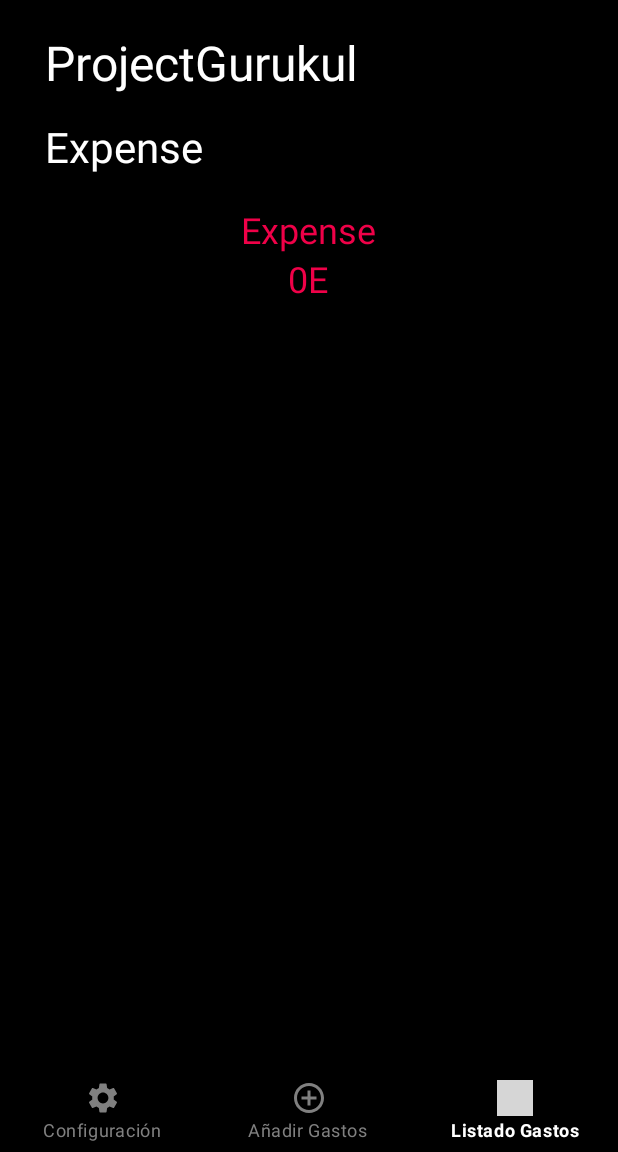
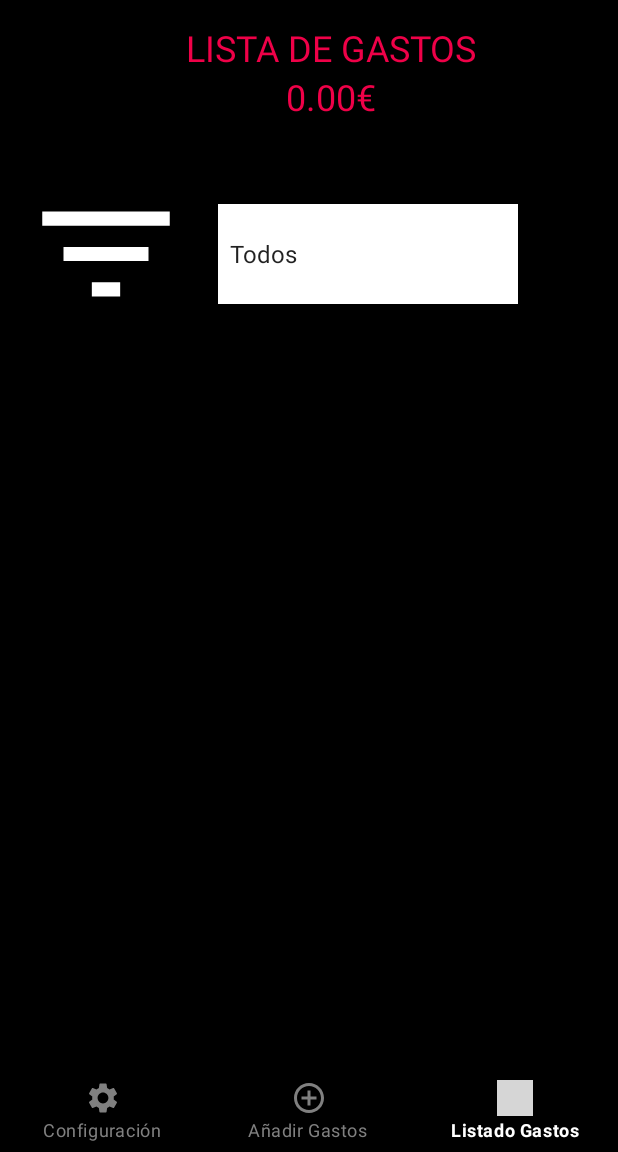
Before and after one commit to angelgomfoj/dam2c-mobile-programming, an Android app: the screen it shows after launch (MainActivity), item 3 of the bottom bar chosen, on a phone screen of 412 x 824 dp, the part 84-1236 px from its top. Run offline under Robolectric (Android 15) with nearby library versions, the phone set to English and light mode, and no system bars; Roboto replaces fonts that are not available here; 1 statement that could not run was skipped; grey boxes are pictures that could not be loaded.

Commit message:
Trabajo final android half working version --fix

```diff
--- a/ControladorGastos/app/src/main/java/com/example/controladorgastos/DatabaseHandler.java
+++ b/ControladorGastos/app/src/main/java/com/example/controladorgastos/DatabaseHandler.java
@@ -135,5 +135,25 @@ public class DatabaseHandler extends SQLiteOpenHelper {
         return u;
     }
 
+    public List<Gasto> getFilteredGastos(String categoria){
+        List<Gasto> listaGastosFiltrados = new ArrayList<>();
+        SQLiteDatabase db = this.getWritableDatabase();
+        Cursor gastos = db.rawQuery("SELECT * FROM gasto WHERE CATEGORIA LIKE \""+categoria+"\"", null);
+
+        if (gastos.getCount() == 0) {
+
+        } else {
+            if (listaGastosFiltrados == null) {
+                listaGastosFiltrados = new ArrayList<>();
+            }
+
+            while (gastos.moveToNext()) {
+                listaGastosFiltrados.add(new Gasto(gastos.getInt(0), gastos.getString(1), gastos.getString(2), gastos.getDouble(3), new Date(gastos.getLong(4))));
+            }
+        }
+        return listaGastosFiltrados;
+
+    }
+
 
 }
--- a/ControladorGastos/app/src/main/java/com/example/controladorgastos/fragments/ViewGastos.java
+++ b/ControladorGastos/app/src/main/java/com/example/controladorgastos/fragments/ViewGastos.java
@@ -1,11 +1,16 @@
 package com.example.controladorgastos.fragments;
 
 import android.content.Intent;
+import android.graphics.Color;
 import android.os.Bundle;
+import android.provider.ContactsContract;
 import android.view.LayoutInflater;
 import android.view.View;
 import android.view.ViewGroup;
+import android.widget.AdapterView;
+import android.widget.ArrayAdapter;
 import android.widget.ImageView;
+import android.widget.Spinner;
 import android.widget.TextView;
 
 import androidx.fragment.app.Fragment;
@@ -27,7 +32,7 @@ import java.util.List;
  * Use the {@link ViewGastos#newInstance} factory method to
  * create an instance of this fragment.
  */
-public class ViewGastos extends Fragment {
+public class ViewGastos extends Fragment implements AdapterView.OnItemSelectedListener {
 
     // TODO: Rename parameter arguments, choose names that match
     // the fragment initialization parameters, e.g. ARG_ITEM_NUMBER
@@ -69,13 +74,12 @@ public class ViewGastos extends Fragment {
         }
     }
 
+    private Spinner spinnerF;
     private TextView tvExpense;
     private RecyclerView rvExpense;
     private List<Gasto> listaGastos = new ArrayList<>();
     private DatabaseHandler databaseHandler;
     private String totalExpense;
-
-    private ImageView iv_expensePie;
 
     private expenseAdapter2 expenseAdapter;
 
@@ -86,31 +90,58 @@ public class ViewGastos extends Fragment {
 
         init(view);
 
-        fillExpense();
+        fillExpense(0);
 
         return view;
     }
 
-    private void fillExpense() {
-        listaGastos = databaseHandler.getAllGastos();
-        int total = 0;
+    private void fillExpense(int num) {
+        if (num == 0) {
+            listaGastos = databaseHandler.getAllGastos();
+        } else {
+            listaGastos = databaseHandler.getFilteredGastos(spinnerF.getSelectedItem().toString());
+        }
+        double total = 0;
         for (Gasto g : listaGastos) {
             total += g.getImporte();
         }
-        totalExpense = String.valueOf(total);
-        tvExpense.setText(totalExpense+"E");
+        tvExpense.setText(String.format("%.2f",total) + "€");
 
         expenseAdapter = new expenseAdapter2(getContext(), listaGastos, databaseHandler);
         rvExpense.setLayoutManager(new LinearLayoutManager(getContext()));
         rvExpense.setHasFixedSize(true);
 
         rvExpense.setAdapter(expenseAdapter);
+
     }
 
     private void init(View view) {
         tvExpense = view.findViewById(R.id.tvExpense);
         rvExpense = view.findViewById(R.id.rvExpense);
+
+        spinnerF = view.findViewById(R.id.spinnerFilter);
+        ArrayAdapter<CharSequence> adapter = ArrayAdapter.createFromResource(getActivity(),
+
+                R.array.array_filtros, android.R.layout.simple_spinner_item);
+        adapter.setDropDownViewResource(android.R.layout.simple_spinner_dropdown_item);
+        spinnerF.setAdapter(adapter);
+        spinnerF.setOnItemSelectedListener(this);
+        spinnerF.setSelection(0);
+
         databaseHandler = new DatabaseHandler(getContext());
+    }
+
+    public void onItemSelected(AdapterView<?> parent, View view,
+                               int pos, long id) {
+        parent.getItemAtPosition(pos);
+        if (parent.getSelectedItem().toString().equals("Todos")) {
+            fillExpense(0);
+        } else {
+            fillExpense(1);
+        }
+    }
+
+    public void onNothingSelected(AdapterView<?> parent) {
     }
 
 
--- /dev/null
+++ b/ControladorGastos/app/src/main/res/drawable/ic_filtro.xml
@@ -0,0 +1,5 @@
+<vector android:height="70dp" android:tint="#FFFFFF"
+    android:viewportHeight="24" android:viewportWidth="24"
+    android:width="70dp" xmlns:android="http://schemas.android.com/apk/res/android">
+    <path android:fillColor="@android:color/white" android:pathData="M10,18h4v-2h-4v2zM3,6v2h18L21,6L3,6zM6,13h12v-2L6,11v2z"/>
+</vector>
--- a/ControladorGastos/app/src/main/res/layout/fragment_expense.xml
+++ b/ControladorGastos/app/src/main/res/layout/fragment_expense.xml
@@ -7,34 +7,15 @@
     android:background="@color/black"
     tools:context=".fragments.ViewGastos">
 
-    <TextView
-        android:id="@+id/tv_text"
-        android:layout_width="wrap_content"
-        android:layout_height="wrap_content"
-        android:layout_marginLeft="30dp"
-        android:layout_marginTop="20dp"
-        android:text="ProjectGurukul"
-        android:textColor="@color/white"
-        android:textSize="32sp" />
-
-    <TextView
-        android:id="@+id/tv_text2"
-        android:layout_width="wrap_content"
-        android:layout_height="wrap_content"
-        android:layout_below="@id/tv_text"
-        android:layout_marginLeft="30dp"
-        android:layout_marginTop="15dp"
-        android:layout_marginBottom="20dp"
-        android:text="Expense"
-        android:textColor="@color/white"
-        android:textSize="28sp" />
-
-
     <RelativeLayout
         android:id="@+id/rr"
         android:layout_width="match_parent"
         android:layout_height="wrap_content"
-        android:layout_below="@id/tv_text2">
+        android:layout_marginLeft="30dp"
+        android:layout_marginTop="15dp"
+        android:layout_marginBottom="20dp"
+        >
+
 
         <LinearLayout
             android:id="@+id/ll"
@@ -48,7 +29,7 @@
                 android:layout_width="wrap_content"
                 android:layout_height="wrap_content"
                 android:fontFamily="@font/bungee_inline"
-                android:text="Expense"
+                android:text="LISTA DE GASTOS"
                 android:textColor="@color/light_red"
                 android:textSize="24sp" />
 
@@ -56,20 +37,48 @@
                 android:id="@+id/tvExpense"
                 android:layout_width="wrap_content"
                 android:layout_height="wrap_content"
-                android:text="Rs. 10000.00"
+                android:text="0€"
                 android:textColor="@color/light_red"
                 android:textSize="24sp" />
+        </LinearLayout>
+    </RelativeLayout>
 
-        </LinearLayout>
+    <LinearLayout
+        android:id="@+id/llf"
+        android:layout_width="wrap_content"
+        android:layout_height="wrap_content"
+        android:layout_below="@id/rr"
+        android:layout_marginStart="4dp"
+        android:layout_marginTop="2dp"
+        android:layout_marginEnd="4dp"
+        android:layout_marginBottom="4dp"
+        android:orientation="horizontal"
+        android:weightSum="5">
 
+        <ImageView
+            android:layout_width="200px"
+            android:layout_height="200px"
+            android:padding="10sp"
+            android:layout_weight="2"
+            app:srcCompat="@drawable/ic_filtro" />
 
-    </RelativeLayout>
+        <Spinner
+            android:id="@+id/spinnerFilter"
+            android:layout_width="300px"
+            android:layout_height="100px"
+            android:layout_gravity="center"
+            android:layout_marginLeft="8dp"
+            android:layout_marginRight="8dp"
+            android:layout_weight="3"
+            android:background="@color/white"
+            android:popupBackground="@color/white" />
+    </LinearLayout>
 
     <androidx.recyclerview.widget.RecyclerView
         android:id="@+id/rvExpense"
         android:layout_width="wrap_content"
         android:layout_height="wrap_content"
-        android:layout_below="@id/rr"
+        android:layout_below="@id/llf"
         android:layout_marginTop="14dp"
         android:scrollbars="horizontal"
         tools:listitem="@layout/layout_expense_item2" />
--- a/ControladorGastos/app/src/main/res/layout/layout_expense_item2.xml
+++ b/ControladorGastos/app/src/main/res/layout/layout_expense_item2.xml
@@ -12,7 +12,7 @@
             android:id="@+id/tv_incomeDate"
             android:layout_width="70dp"
             android:layout_height="wrap_content"
-            android:text="Jun 28,2019"
+            android:text="11/02/2023"
             android:textColor="@color/light_red"
             android:textSize="20sp"
             android:textStyle="bold" />
@@ -23,7 +23,7 @@
             android:layout_height="wrap_content"
             android:layout_marginLeft="28dp"
             android:layout_toRightOf="@id/tv_incomeDate"
-            android:text="Job"
+            android:text="Categoria"
             android:textColor="@color/white"
             android:textSize="20sp"
             android:textStyle="bold" />
@@ -35,7 +35,7 @@
             android:layout_below="@id/tv_incomeType"
             android:layout_marginLeft="28dp"
             android:layout_toRightOf="@id/tv_incomeDate"
-            android:text="Extra Income"
+            android:text="Descripcion"
             android:textColor="@color/white"
             android:textSize="20sp"
             android:textStyle="bold" />
--- /dev/null
+++ b/ControladorGastos/app/src/main/res/values/array_filtros.xml
@@ -0,0 +1,13 @@
+<?xml version="1.0" encoding="utf-8"?>
+<resources>
+    <string-array name="array_filtros">
+        <item>Todos</item>
+        <item>Comida</item>
+        <item>Salud</item>
+        <item>Ocio</item>
+        <item>Transporte</item>
+        <item>Ropa</item>
+        <item>Casa</item>
+        <item>Otros</item>
+    </string-array>
+</resources>
```
